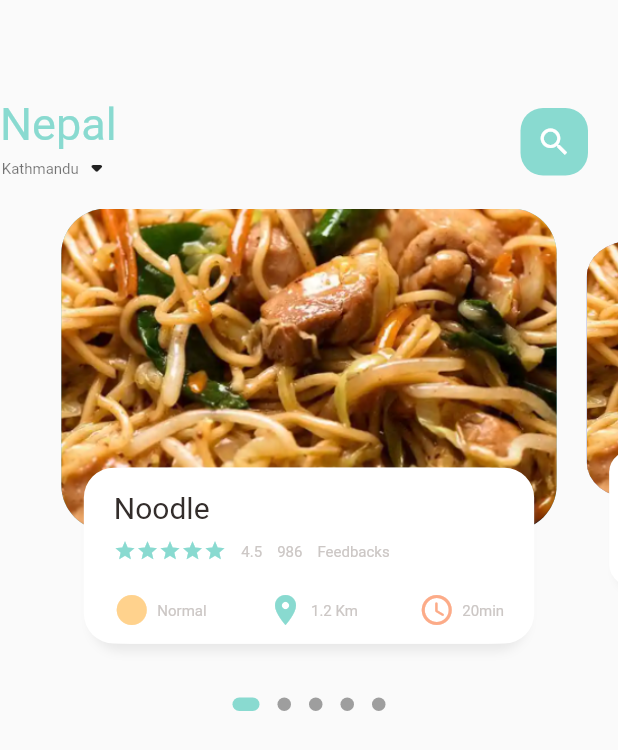
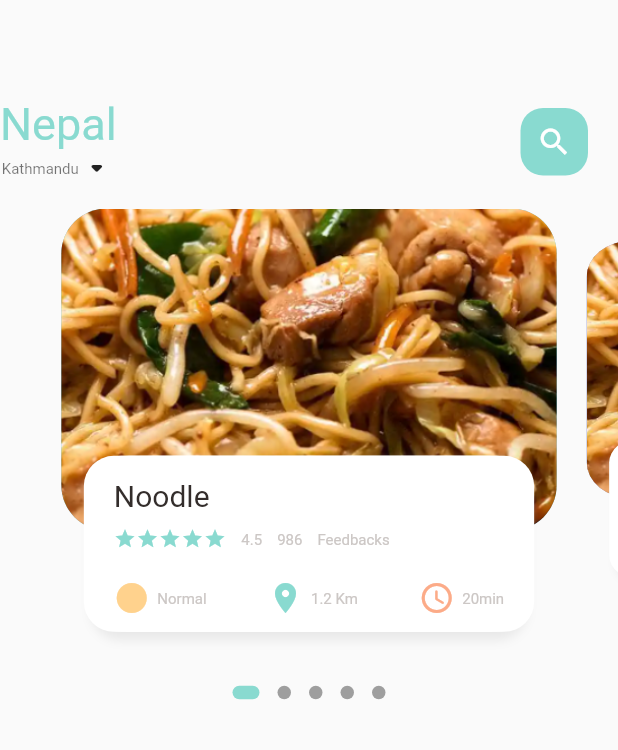
Before and after one commit to Anjeelchaudhary/E-commersApplication-_Foodie-, a Flutter app: the screen it shows after launch, on a phone screen of 412 x 824 dp. Shown: the top 750 px of the screen. Run offline on Flutter 3.47's test engine with Material 2 defaults, Android fonts, the phone set to English and light mode, and no system bars; drawn by our look-alikes of dots_indicator; our stand-ins replace get.

Commit message:
:bug: Dinamic Dimensions
Fixed Dinamic view

```diff
--- a/lib/home/food_page_body.dart
+++ b/lib/home/food_page_body.dart
@@ -1,3 +1,5 @@
+//import 'dart:html';
+
 import 'package:dots_indicator/dots_indicator.dart';
 import 'package:flutter/material.dart';
 import 'package:flutter_ecommers_app/utils/colors.dart';
@@ -40,7 +42,7 @@ class _FoodPageNodyState extends State<FoodPageBody> {
     return Column(children: [
       Container(
         //color: Colors.redAccent,
-        height: 320,
+        height: Dimensions.pageView,
         child: PageView.builder(
             controller: pageController,
             itemCount: 5,
--- a/lib/home/main_food_page.dart
+++ b/lib/home/main_food_page.dart
@@ -14,6 +14,9 @@ class MainFoodPage extends StatefulWidget {
 class _MainFoodPageState extends State<MainFoodPage> {
   @override
   Widget build(BuildContext context) {
+    //This code is used to see the height of the device
+    // print("current height is" + MediaQuery.of(context).size.height.toString());
+
     return Scaffold(
         body: Column(
       children: [
--- a/lib/main.dart
+++ b/lib/main.dart
@@ -1,6 +1,7 @@
 import 'package:flutter/material.dart';
 import 'package:flutter_ecommers_app/home/main_food_page.dart';
 import 'package:get/get.dart';
+
 
 void main() {
   runApp(const MyApp());
--- a/lib/utils/dimensions.dart
+++ b/lib/utils/dimensions.dart
@@ -4,7 +4,13 @@ class Dimensions {
   static double screenHeight = Get.context!.height;
   static double screenWidth = Get.context!.width;
 
+  //(height of the device)/(height of the design) = x;
+  //844/220=3.84
 
+  static double pageView = screenHeight / 2.64;
   static double pageViewContainer = screenHeight / 3.84;
   static double pageViewTextContiner = screenHeight / 7.03;
+
+  static double height10 = screenHeight / 8.44;
+  static double height20 = screenHeight / 4.22;
 }
--- a/lib/widgets/big_text.dart
+++ b/lib/widgets/big_text.dart
@@ -1,4 +1,5 @@
-import 'package:flutter/cupertino.dart';
+import 'package:flutter/material.dart';
+
 
 class BigText extends StatelessWidget {
   final Color? color;
--- a/lib/widgets/small_text.dart
+++ b/lib/widgets/small_text.dart
@@ -1,4 +1,5 @@
 import 'package:flutter/material.dart';
+
 
 class SmallText extends StatelessWidget {
   final Color? color;
--- a/pubspec.yaml
+++ b/pubspec.yaml
@@ -29,7 +29,6 @@ environment:
 dependencies:
   flutter:
     sdk: flutter
-    get: ^4.1.4
   dots_indicator: ^2.1.0
 
 
@@ -37,6 +36,7 @@ dependencies:
   # Use with the CupertinoIcons class for iOS style icons.
   cupertino_icons: ^1.0.2
   get: ^4.6.1
+  material: ^1.0.0+2
 
 dev_dependencies:
   flutter_test:
@@ -59,6 +59,7 @@ flutter:
   # included with your application, so that you can use the icons in
   # the material Icons class.
   uses-material-design: true
+
 
   # To add assets to your application, add an assets section, like this:
   assets:
```
Also changed, not shown: pubspec.lock.
